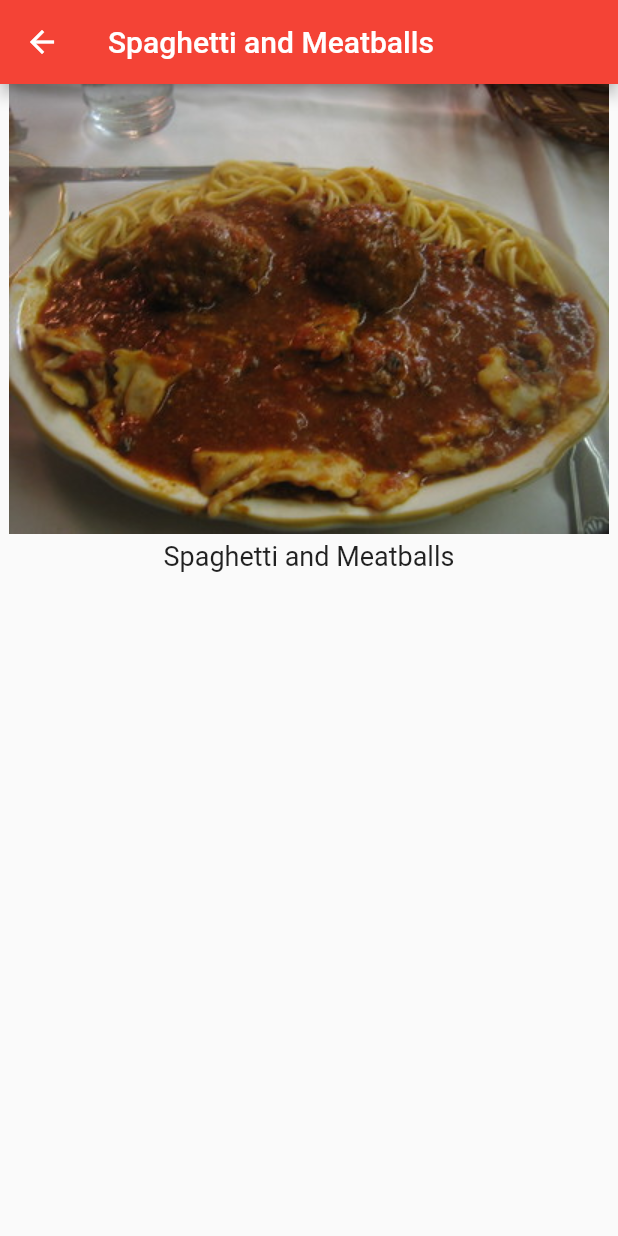
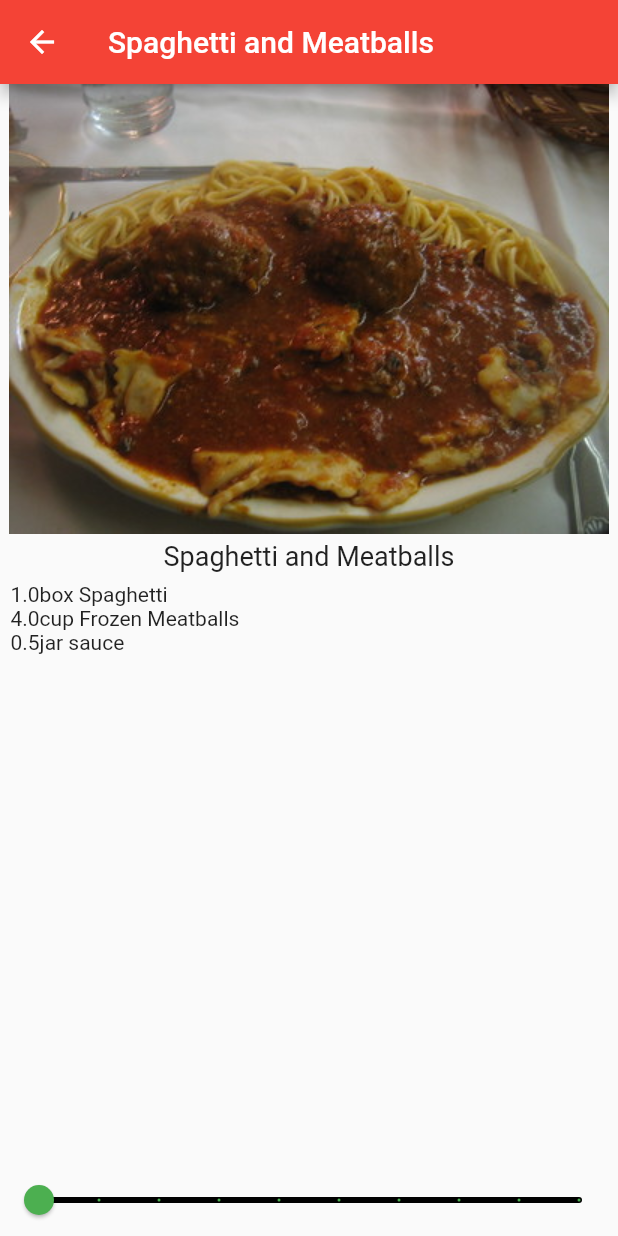
Before and after one commit to abdiulismail/recipecalculator, a Flutter app: the screen it shows after launch, after a tap on "Spaghetti and Meatballs", on a phone screen of 412 x 824 dp. Run offline on Flutter 3.47's test engine with Material 2 defaults, Android fonts, the phone set to English and light mode, and no system bars.

Commit message:
recipe details page including ingredients

```diff
--- a/lib/models/recipe.dart
+++ b/lib/models/recipe.dart
@@ -2,35 +2,142 @@ class Recipe {
   String label;
   String imageUrl;
 
-  //todo : add servings and ingredients here
+  // add servings and ingredients here
+  int servings;
+  List<Ingredient> ingredients;
 
-  Recipe(this.label, this.imageUrl);
+  Recipe(this.label, this.imageUrl, this.servings, this.ingredients);
 
   static List<Recipe> samples = [
     Recipe(
       'Spaghetti and Meatballs',
       'assets/2126711929_ef763de2b3_w.jpg',
+      4,
+      [
+        Ingredient(
+          1,
+          'box',
+          'Spaghetti',
+        ),
+        Ingredient(
+          4,
+          'cup',
+          'Frozen Meatballs',
+        ),
+        Ingredient(
+          0.5,
+          'jar',
+          'sauce',
+        ),
+      ],
     ),
     Recipe(
       'Tomato Soup',
       'assets/27729023535_a57606c1be.jpg',
+      2,
+      [
+        Ingredient(
+          1,
+          'can',
+          'Tomato Soup',
+        ),
+      ],
     ),
     Recipe(
       'Grilled Cheese',
       'assets/3187380632_5056654a19_b.jpg',
+      1,
+      [
+        Ingredient(
+          2,
+          'slices',
+          'Cheese',
+        ),
+        Ingredient(
+          2,
+          'slices',
+          'Bread',
+        ),
+      ],
     ),
     Recipe(
       'Chocolate Chip Cookies',
       'assets/15992102771_b92f4cc00a_b.jpg',
+      24,
+      [
+        Ingredient(
+          4,
+          'cups',
+          'flour',
+        ),
+        Ingredient(
+          2,
+          'cups',
+          'sugar',
+        ),
+        Ingredient(
+          0.5,
+          'cups',
+          'chocolate chips',
+        ),
+      ],
     ),
     Recipe(
       'Taco Salad',
       'assets/8533381643_a31a99e8a6_c.jpg',
+      1,
+      [
+        Ingredient(
+          4,
+          'oz',
+          'nachos',
+        ),
+        Ingredient(
+          3,
+          'oz',
+          'taco meat',
+        ),
+        Ingredient(
+          0.5,
+          'cup',
+          'cheese',
+        ),
+        Ingredient(
+          0.25,
+          'cup',
+          'chopped tomatoes',
+        ),
+      ],
     ),
     Recipe(
       'Hawaiian Pizza',
       'assets/15452035777_294cefced5_c.jpg',
+      4,
+      [
+        Ingredient(
+          1,
+          'item',
+          'pizza',
+        ),
+        Ingredient(
+          1,
+          'cup',
+          'pineapple',
+        ),
+        Ingredient(
+          8,
+          'oz',
+          'ham',
+        ),
+      ],
     ),
   ];
 }
-//todo : add ingredients here
+
+class Ingredient {
+  double quantity;
+  String measure;
+  String name;
+
+  Ingredient(this.quantity, this.measure, this.name);
+}
--- a/lib/recipe_detail.dart
+++ b/lib/recipe_detail.dart
@@ -10,11 +10,10 @@ class RecipeDetail extends StatefulWidget {
   @override
   State<RecipeDetail> createState() => _RecipeDetail();
 }
-//todo add _recipedetailstate here
+
+int _sliderVal = 1;
 
 class _RecipeDetail extends State<RecipeDetail> {
-  //todo add _sliderval here
-
   @override
   Widget build(BuildContext context) {
     return Scaffold(
@@ -36,7 +35,35 @@ class _RecipeDetail extends State<RecipeDetail> {
             Text(
               widget.recipe.label,
               style: const TextStyle(fontSize: 18),
-            )
+            ),
+            Expanded(
+                child: ListView.builder(
+              padding: const EdgeInsets.all(7.0),
+              itemCount: widget.recipe.ingredients.length,
+              itemBuilder: (BuildContext context, int index) {
+                final myIngredients = widget.recipe.ingredients[index];
+                return Text(
+                  '${myIngredients.quantity * _sliderVal}${myIngredients.measure} ${myIngredients.name}',
+                  // style: const TextStyle(
+                  //     backgroundColor: Colors.black12, fontSize: 30),
+                );
+              },
+            )),
+            //todo add slider here
+            Slider(
+              min: 1,
+              max: 10,
+              divisions: 9,
+              label: '${_sliderVal * widget.recipe.servings} servings',
+              value: _sliderVal.toDouble(),
+              onChanged: (newValue) {
+                setState(() {
+                  _sliderVal = newValue.round();
+                });
+              },
+              activeColor: Colors.green,
+              inactiveColor: Colors.black,
+            ),
           ],
         ),
       ),
```
